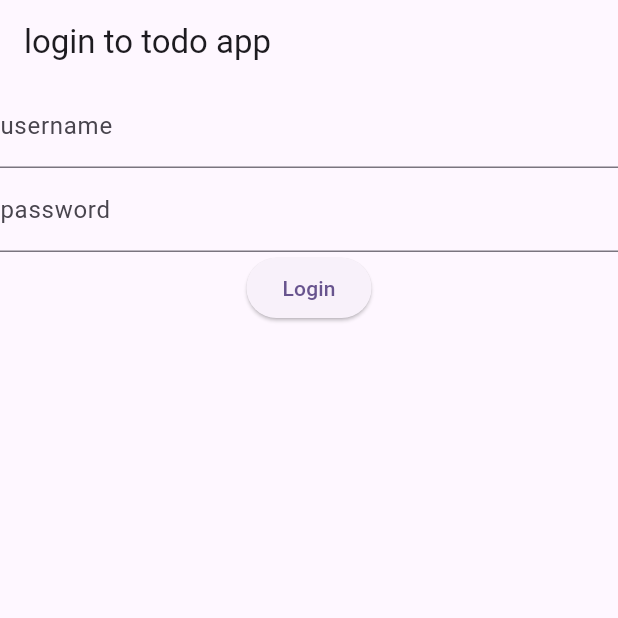
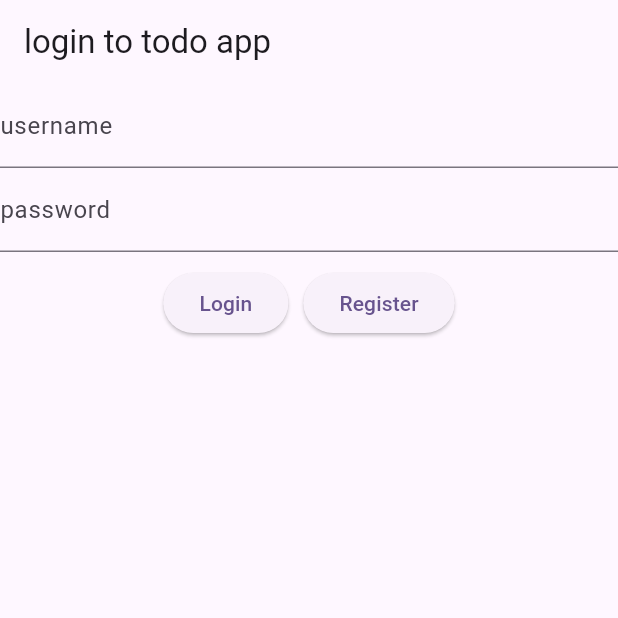
Before and after one commit to alibeigi95/todo_app_with_hive_and_bloc, a Flutter app: the screen it shows after launch, on a phone screen of 412 x 824 dp, the top half of it. Run offline on Flutter 3.47's test engine with Material 3 defaults, Android fonts, the light colour scheme and no system bars; our stand-ins replace bloc, equatable, flutter_bloc, hive, hive_flutter; accounts and stored records are empty.

Commit message:
add  register page in todo app

```diff
--- a/lib/home/bloc/home_event.dart
+++ b/lib/home/bloc/home_event.dart
@@ -16,7 +16,16 @@ class LoginEvent extends HomeEvent {
 
 class RegisterServicesEvent extends HomeEvent {
   @override
+  List<Object?> get props => [];
+}
 
-  List<Object?> get props => [];
+class RegisterAccountEvent extends HomeEvent {
+  final String username;
+  final String password;
 
+  RegisterAccountEvent({required this.username, required this.password});
+
+  @override
+  // TODO: implement props
+  List<Object?> get props => [username, password];
 }
--- a/lib/home/bloc/home_state.dart
+++ b/lib/home/bloc/home_state.dart
@@ -5,10 +5,12 @@ abstract class HomeState extends Equatable {
 }
 
 class HomeInitial extends HomeState {
-  const HomeInitial();
+  final String? error;
+
+  const HomeInitial({this.error});
 
   @override
-  List<Object?> get props => [];
+  List<Object?> get props => [error];
 }
 
 class SuccessfulLoginState extends HomeState {
@@ -22,5 +24,5 @@ class SuccessfulLoginState extends HomeState {
 
 class RegisteringServicesState extends HomeState {
   @override
-  List<Object?> get props =>[];
+  List<Object?> get props => [];
 }
--- a/lib/home/home.dart
+++ b/lib/home/home.dart
@@ -30,6 +30,17 @@ class HomePage extends StatelessWidget {
                   ),
                 );
               }
+              if (state is HomeInitial) {
+                if (state.error != null) {
+                  showDialog(
+                    context: context,
+                    builder: (context) => AlertDialog(
+                      title: Text('Error'),
+                      content: Text(state.error!),
+                    ),
+                  );
+                }
+              }
             },
             builder: (context, state) {
               if (state is HomeInitial) {
@@ -44,14 +55,32 @@ class HomePage extends StatelessWidget {
                       decoration: const InputDecoration(labelText: 'password'),
                       controller: passWordTextController,
                     ),
+                    const SizedBox(height: 10),
+                    Row(
+                      mainAxisAlignment: MainAxisAlignment.center,
+                      children: [
                         ElevatedButton(
-                      onPressed: () => BlocProvider.of<HomeBloc>(context).add(
+                          onPressed: () =>
+                              BlocProvider.of<HomeBloc>(context).add(
                             LoginEvent(
                               username: userNameTextController.text,
                               password: passWordTextController.text,
                             ),
                           ),
                           child: const Text('Login'),
+                        ),
+                        const SizedBox(width: 10),
+                        ElevatedButton(
+                            onPressed: () {
+                              BlocProvider.of<HomeBloc>(context).add(
+                                RegisterAccountEvent(
+                                  username: userNameTextController.text,
+                                  password: passWordTextController.text,
+                                ),
+                              );
+                            },
+                            child: const Text('Register'))
+                      ],
                     )
                   ],
                 );
--- a/lib/main.dart
+++ b/lib/main.dart
@@ -24,6 +24,7 @@ class MyApp extends StatelessWidget {
           ),
         ],
         child: MaterialApp(
+          debugShowCheckedModeBanner: false,
           title: 'Flutter Demo',
           theme: ThemeData(
             colorScheme: ColorScheme.fromSeed(seedColor: Colors.deepPurple),
--- a/lib/services/authentication.dart
+++ b/lib/services/authentication.dart
@@ -23,4 +23,25 @@ class AuthenticationService {
       return null;
     }
   }
+
+  Future<UserCreationResult> createUser(
+      final String username, final String password) async {
+    final alreadyExists = _users.values.any(
+        (element) => element.username.toLowerCase() == username.toLowerCase());
+    if (alreadyExists) {
+      return UserCreationResult.alreadyExists;
+    }
+    try {
+      _users.add(User(password: password, username: username));
+      return UserCreationResult.success;
+    } on Exception catch (ex) {
+      return UserCreationResult.failure;
+    }
+  }
 }
+
+enum UserCreationResult {
+  success,
+  failure,
+  alreadyExists,
+}
--- a/lib/todos/bloc/todos_state.dart
+++ b/lib/todos/bloc/todos_state.dart
@@ -11,10 +11,11 @@ class TodosInitial extends TodosState {
 
 class TodosLoadedState extends TodosState {
   final List<Task> tasks;
+  final String username;
 
-  const TodosLoadedState({required this.tasks});
+  const TodosLoadedState({required this.tasks,required this.username});
   @override
   // TODO: implement props
-  List<Object?> get props =>[tasks];
+  List<Object?> get props =>[tasks,username];
 
 }
```
Also changed, not shown: lib/home/bloc/home_bloc.dart (+17 -3 lines), lib/services/todo.dart (+10 -6 lines), lib/todos/bloc/todos_bloc.dart (+16 -1 lines), lib/todos/bloc/todos_event.dart (+24 -0 lines), lib/todos/todos.dart (+53 -7 lines), lib/model/task.g.dart (added), lib/model/user.g.dart (added). Lines whose indentation alone changed are shown as unchanged.
